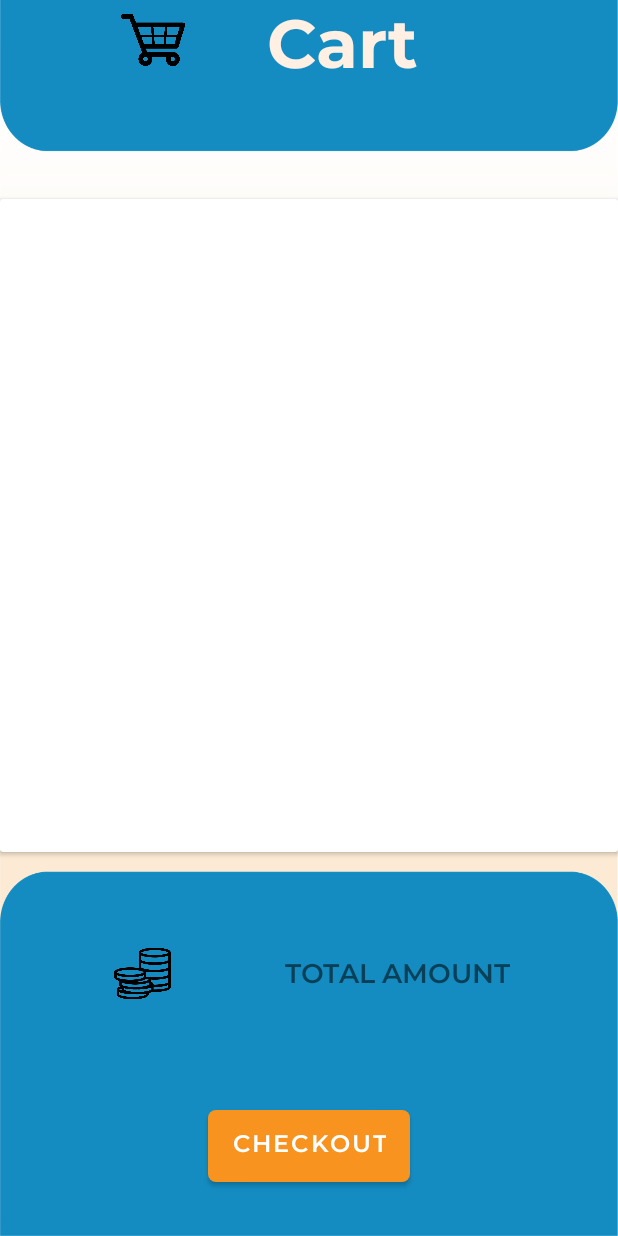
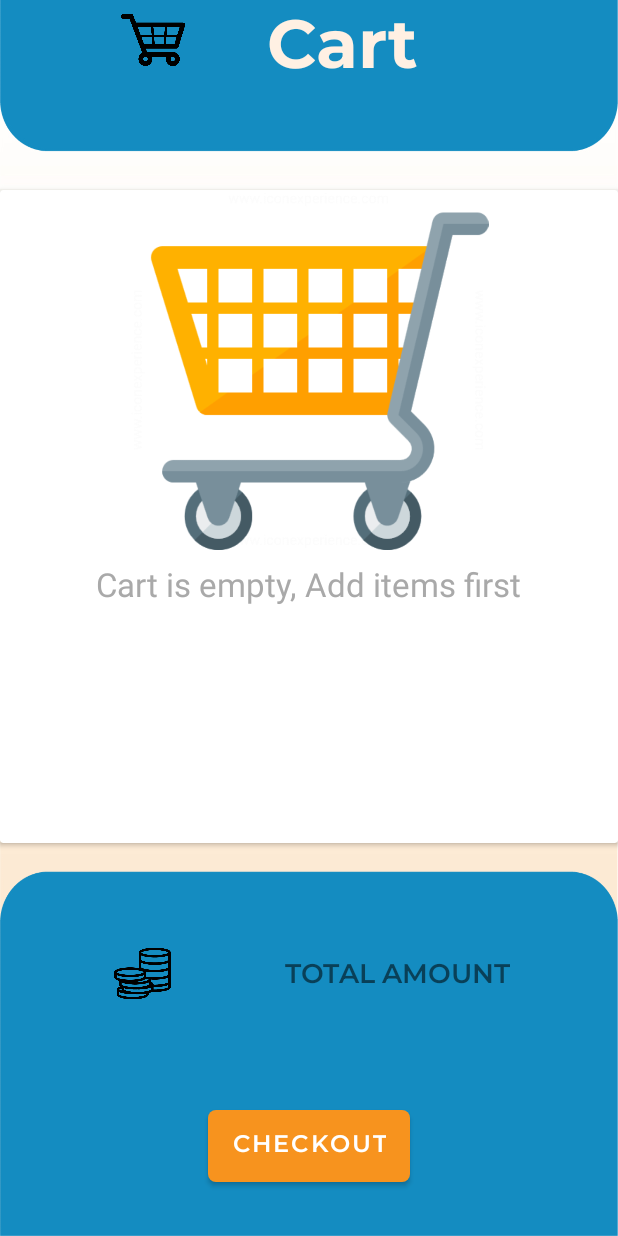
Before and after one commit to XerxesBla4e/CompShop2.0, an Android app: the CartActivity screen opened directly, with no data from a screen before it, on a phone screen of 412 x 824 dp. Run offline under Robolectric (Android 15) with nearby library versions, the phone set to English and light mode, and no system bars; our stand-ins replace Firebase (no records; nobody signed in at launch, a user with empty details on screens opened directly), Picasso, Shimmer; pictures from the network do not load.

Commit message:
ui updates

```diff
--- a/CompShop/app/src/main/java/com/example/compshop/Adapters/ItemA.java
+++ b/CompShop/app/src/main/java/com/example/compshop/Adapters/ItemA.java
@@ -17,9 +17,11 @@ import com.example.compshop.Models.Item;
 import com.example.compshop.R;
 import com.squareup.picasso.Picasso;
 
-public class ItemA extends ListAdapter<Item, ItemA.ItemViewHolder> {
+public class ItemA extends ListAdapter<Item, RecyclerView.ViewHolder> {
     int quantity;
     private OnQuantityChangeListener quantityChangeListener;
+    private static final int VIEW_TYPE_NORMAL = 1;
+    private static final int VIEW_TYPE_EMPTY = 0;
 
     public ItemA() {
         super(CALLBACK);
@@ -50,16 +52,35 @@ public class ItemA extends ListAdapter<Item, ItemA.ItemViewHolder> {
 
     @NonNull
     @Override
-    public ItemViewHolder onCreateViewHolder(@NonNull ViewGroup parent, int viewType) {
+    public RecyclerView.ViewHolder onCreateViewHolder(@NonNull ViewGroup parent, int viewType) {
         LayoutInflater layoutInflater = LayoutInflater.from(parent.getContext());
-        View itemView = layoutInflater.inflate(R.layout.my_cart_row, parent, false);
-        return new ItemViewHolder(itemView);
+
+        if (viewType == VIEW_TYPE_EMPTY) {
+            View emptyView = layoutInflater.inflate(R.layout.empty_view, parent, false);
+            return new EmptyViewHolder(emptyView);
+        } else {
+            View itemView = layoutInflater.inflate(R.layout.my_cart_row, parent, false);
+            return new ItemViewHolder(itemView);
+        }
     }
 
     @Override
-    public void onBindViewHolder(@NonNull ItemViewHolder holder, int position) {
-        Item item = getItem(position);
-        holder.bind(item);
+    public void onBindViewHolder(@NonNull RecyclerView.ViewHolder holder, int position) {
+        if (holder instanceof ItemViewHolder) {
+            ItemViewHolder itemViewHolder = (ItemViewHolder) holder;
+            Item item = getItem(position);
+            itemViewHolder.bind(item);
+        }
+    }
+
+    @Override
+    public int getItemViewType(int position) {
+        return super.getItemCount() == 0 ? VIEW_TYPE_EMPTY : VIEW_TYPE_NORMAL;
+    }
+
+    @Override
+    public int getItemCount() {
+        return super.getItemCount() == 0 ? 1 : super.getItemCount();
     }
 
     public Item getItem(int position) {
@@ -68,6 +89,12 @@ public class ItemA extends ListAdapter<Item, ItemA.ItemViewHolder> {
 
     public void clearCart() {
         submitList(null);
+    }
+
+    public class EmptyViewHolder extends RecyclerView.ViewHolder {
+        public EmptyViewHolder(@NonNull View itemView) {
+            super(itemView);
+        }
     }
 
     public class ItemViewHolder extends RecyclerView.ViewHolder implements View.OnClickListener {
--- a/CompShop/app/src/main/java/com/example/compshop/Authentication/UpdateProfile.java
+++ b/CompShop/app/src/main/java/com/example/compshop/Authentication/UpdateProfile.java
@@ -391,7 +391,7 @@ public class UpdateProfile extends AppCompatActivity {
                                 if (accountType.equals("Client")) {
                                     startActivity(new Intent(UpdateProfile.this, ClientMain.class));
                                 } else {
-                                    startActivity(new Intent(getApplicationContext(), AdminMain.class));
+                                    startActivity(new Intent(UpdateProfile.this, AdminMain.class));
 
                                 }
                             }
--- a/CompShop/app/src/main/res/layout/activity_cart.xml
+++ b/CompShop/app/src/main/res/layout/activity_cart.xml
@@ -25,25 +25,18 @@
         android:id="@+id/cardView3"
         android:layout_width="match_parent"
         android:layout_height="435dp"
-        android:layout_marginTop="13dp"
+        android:layout_marginTop="1dp"
         app:cardCornerRadius="2dp"
         app:circularflow_defaultRadius="2dp"
         app:layout_constraintBottom_toTopOf="@+id/imageView2"
         app:layout_constraintTop_toBottomOf="@+id/textView17">
 
-        <!--    <com.facebook.shimmer.ShimmerFrameLayout
-                android:id="@+id/shimmerLayout3"
-                android:layout_width="match_parent"
-                android:layout_height="wrap_content">
-    -->
         <androidx.recyclerview.widget.RecyclerView
             android:id="@+id/recyclerview11"
             android:layout_width="match_parent"
             android:layout_height="wrap_content"
             tools:listitem="@layout/my_cart_row" />
 
-        <!--    </com.facebook.shimmer.ShimmerFrameLayout>
-    -->
     </androidx.cardview.widget.CardView>
 
     <ImageView
--- /dev/null
+++ b/CompShop/app/src/main/res/layout/empty_view.xml
@@ -0,0 +1,27 @@
+<?xml version="1.0" encoding="utf-8"?>
+<!-- res/layout/empty_view.xml -->
+<LinearLayout
+    xmlns:android="http://schemas.android.com/apk/res/android"
+    android:layout_width="match_parent"
+    android:layout_height="match_parent"
+    android:orientation="vertical"
+    android:gravity="center">
+
+    <ImageView
+        android:id="@+id/emptyImageView"
+        android:layout_width="346dp"
+        android:layout_height="240dp"
+        android:scaleType="fitCenter"
+        android:contentDescription="@string/empty_cart_description"
+        android:src="@drawable/shopping_cart" />
+
+    <TextView
+        android:id="@+id/emptyTextView"
+        android:layout_width="wrap_content"
+        android:layout_height="wrap_content"
+        android:text="@string/cart_empty_message"
+        android:textSize="22sp"
+        android:textColor="@color/darker_grey"
+        android:paddingTop="8dp"/>
+
+</LinearLayout>
--- a/CompShop/app/src/main/res/values/strings.xml
+++ b/CompShop/app/src/main/res/values/strings.xml
@@ -11,4 +11,6 @@
     <string name="action_settings">Settings</string>
     <string name="auth_token">137ab2f334bd612f617bb5e5cdecb7ee79a37a3355ad6667b27d509dda94aa63</string>
     <string name="secret_keu">1604FF5D-C51DF72D-13B442AA-EA7BB6D5-CABAD1ED-66103983</string>
+    <string name="empty_cart_description">Cart Is Empty,Add Items first</string>
+    <string name="cart_empty_message">Cart is empty, Add items first</string>
 </resources>
```
Also changed, not shown: CompShop/app/src/main/java/com/example/compshop/Client/CartActivity.java (+1 -8 lines), CompShop/app/src/main/res/layout/home.xml (+12 -21 lines), CompShop/app/src/main/res/drawable-v24/shopping_cart.png (added).
